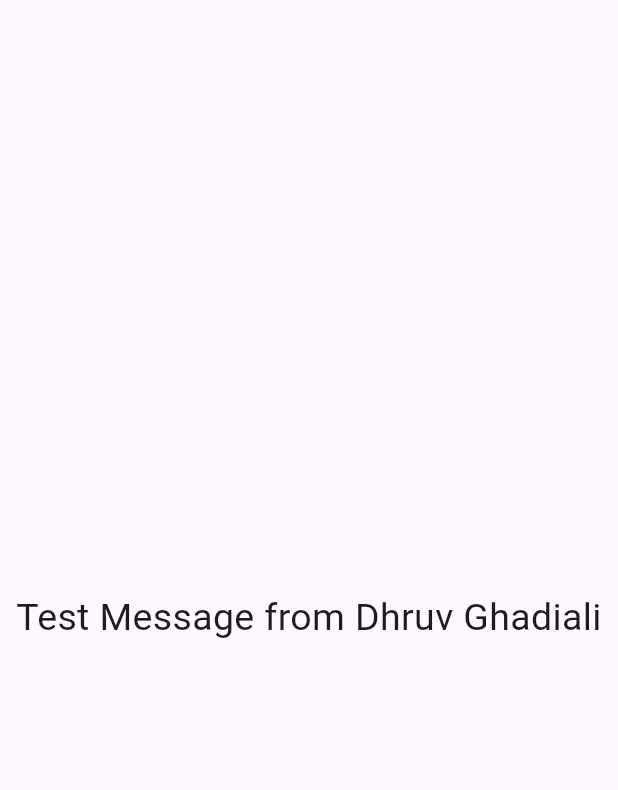
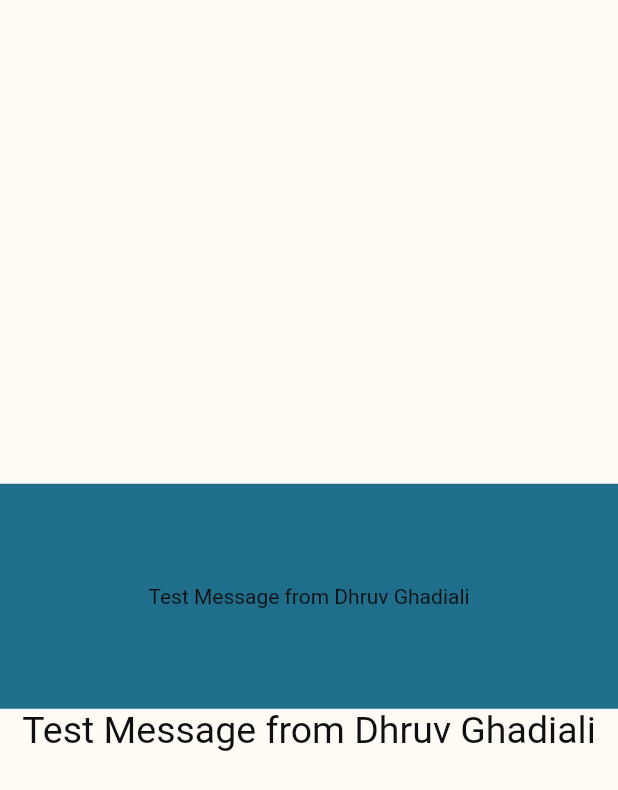
Before and after one commit to dhruvghadiali/Kuber, a Flutter app: the screen it shows after launch, on a phone screen of 412 x 824 dp. Shown: the top 790 px of the screen. Run offline on Flutter 3.47's test engine with Material 3 defaults, Android fonts, the phone set to English and light mode, and no system bars; generated files the repository leaves out were written again.

Commit message:
Added common theme file
Added common theme file for dark and light mode

```diff
--- a/lib/main.dart
+++ b/lib/main.dart
@@ -1,5 +1,7 @@
 import 'package:flutter/material.dart';
 import 'package:flutter_gen/gen_l10n/app_localizations.dart';
+import 'package:kuber/theme/dark_theme.dart';
+import 'package:kuber/theme/light_theme.dart';
 
 void main() {
   runApp(const MyApp());
@@ -14,10 +16,8 @@ class MyApp extends StatelessWidget {
       title: 'Flutter Demo',
       localizationsDelegates: AppLocalizations.localizationsDelegates,
       supportedLocales: AppLocalizations.supportedLocales,
-      theme: ThemeData(
-        colorScheme: ColorScheme.fromSeed(seedColor: Colors.deepPurple),
-        useMaterial3: true,
-      ),
+      theme: LightTheme.theme,
+      darkTheme: DarkTheme.theme,
       home: const MyHomePage(),
     );
   }
@@ -30,11 +30,27 @@ class MyHomePage extends StatelessWidget {
   Widget build(BuildContext context) {
     return Scaffold(
       body: Container(
+        color: Theme.of(context).colorScheme.surface,
         alignment: Alignment.center,
-        child:  Text(
-          AppLocalizations.of(context)!.testMessage('Dhruv', 'Ghadiali'),
-          style: const TextStyle(fontSize: 25),
-          textAlign: TextAlign.center,
+        child: Column(
+          mainAxisAlignment: MainAxisAlignment.center,
+          crossAxisAlignment: CrossAxisAlignment.center,
+          children: [
+            Container(
+              height: 150,
+              alignment: Alignment.center,
+              color: Theme.of(context).colorScheme.secondary,
+              child: Text(
+                AppLocalizations.of(context)!.testMessage('Dhruv', 'Ghadiali'),
+                textAlign: TextAlign.center,
+              ),
+            ),
+            Text(
+              AppLocalizations.of(context)!.testMessage('Dhruv', 'Ghadiali'),
+              style: const TextStyle(fontSize: 25),
+              textAlign: TextAlign.center,
+            ),
+          ],
         ),
       ),
     );
--- /dev/null
+++ b/lib/theme/dark_theme.dart
@@ -0,0 +1,43 @@
+import 'package:flutter/material.dart';
+
+class DarkTheme {
+  static Color colorPotBlack = const Color(0xFF161616); // background color
+  static Color colorUranianBlue = const Color(0xFFbbe1fa); // Foreground color 1
+  static Color colorWhiteSmoke = const Color(0xFFF4EEE0); // Foreground color 2
+  static Color colorEnglishRed = const Color(0xFFAE445A); // Error color
+  static Color colorBergamotOrange = const Color(0xFFF39F5A); // Warning color
+
+  static ThemeData theme = ThemeData(
+    useMaterial3: false,
+    colorScheme: ColorScheme(
+      brightness: Brightness.dark,
+      surface: colorPotBlack,
+      onSurface: colorPotBlack,
+      primary: colorPotBlack,
+      onPrimary: colorPotBlack,
+      secondary: colorWhiteSmoke,
+      onSecondary: colorWhiteSmoke,
+      error: colorEnglishRed,
+      onError: colorEnglishRed,
+    ),
+    textTheme: const TextTheme(
+      bodyLarge: TextStyle(),
+      bodyMedium: TextStyle(),
+      bodySmall: TextStyle(),
+      displayLarge: TextStyle(),
+      displayMedium: TextStyle(),
+      displaySmall: TextStyle(),
+      headlineLarge: TextStyle(),
+      headlineMedium: TextStyle(),
+      headlineSmall: TextStyle(),
+      labelLarge: TextStyle(),
+      labelMedium: TextStyle(),
+      labelSmall: TextStyle(),
+      titleLarge: TextStyle(),
+      titleMedium: TextStyle(),
+      titleSmall: TextStyle(),
+    ).apply(
+      bodyColor: colorUranianBlue,
+    ),
+  );
+}
--- /dev/null
+++ b/lib/theme/light_theme.dart
@@ -0,0 +1,30 @@
+import 'package:flutter/material.dart';
+
+class LightTheme {
+  static Color colorFloralWhite = const Color(0xFFFFFBF5); // Background color
+  static Color colorPotBlack = const Color(0xFF0F0F0F); // Foreground color 1
+  static Color colorTeal = const Color(0xFF1F6E8C); // Foreground color 2
+  static Color colorEnglishRed = const Color(0xFFAE445A); // Error color
+  static Color colorBergamotOrange = const Color(0xFFF39F5A);
+
+  static ThemeData theme = ThemeData(
+    useMaterial3: false,
+    colorScheme: ColorScheme(
+      brightness: Brightness.light,
+      surface: colorFloralWhite,
+      onSurface: colorFloralWhite,
+      primary: colorFloralWhite,
+      onPrimary: colorFloralWhite,
+      secondary: colorTeal,
+      onSecondary: colorTeal,
+      error: colorEnglishRed,
+      onError:colorEnglishRed,
+    ),
+    textTheme: const TextTheme(
+      bodyLarge: TextStyle(),
+      bodyMedium: TextStyle(),
+    ).apply(
+      bodyColor: colorPotBlack,
+    ),
+  );
+}
```
